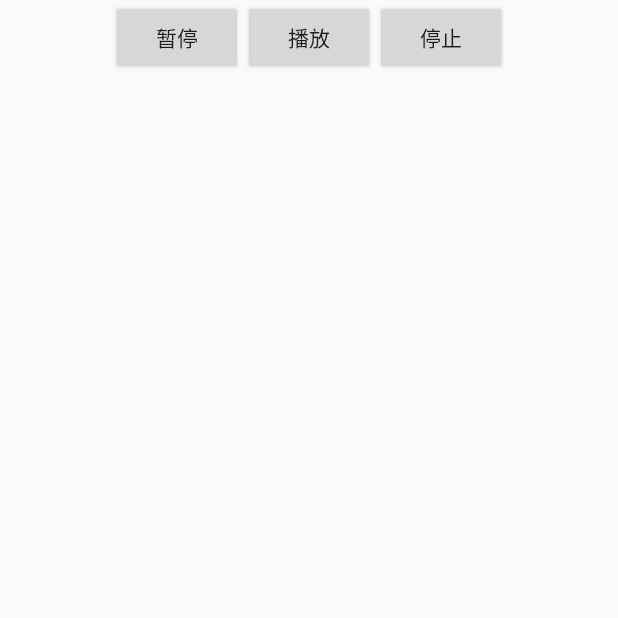
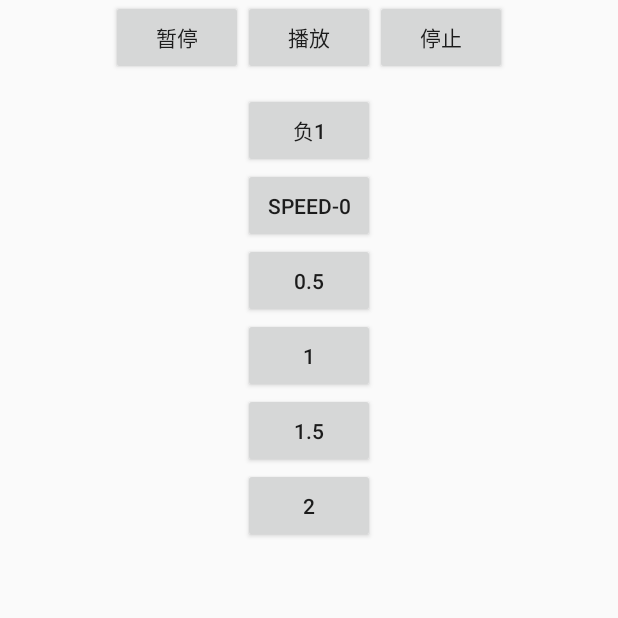
Before and after one commit to RustFisher/android-MediaPlayer, an Android app: the PlayOnlineAudioFragment screen opened directly, with no data from a screen before it, on a phone screen of 412 x 824 dp, the top half of it. Run offline under Robolectric (Android 15) with nearby library versions, the phone set to English and light mode, and no system bars.

Commit message:
[audio] play speed

```diff
--- a/appAudio/src/main/res/layout/frag_play_online_audio.xml
+++ b/appAudio/src/main/res/layout/frag_play_online_audio.xml
@@ -29,4 +29,51 @@
             android:text="停止" />
 
     </LinearLayout>
+
+    <LinearLayout
+        android:layout_width="match_parent"
+        android:layout_height="wrap_content"
+        android:layout_marginTop="12dp"
+        android:gravity="center"
+        android:orientation="vertical">
+
+        <Button
+            android:id="@+id/speed_m1"
+            android:layout_width="wrap_content"
+            android:layout_height="50dp"
+            android:text="负1" />
+
+        <Button
+            android:id="@+id/speed_0"
+            android:layout_width="wrap_content"
+            android:layout_height="50dp"
+            android:text="speed-0" />
+
+        <Button
+            android:id="@+id/speed_0p5"
+            android:layout_width="wrap_content"
+            android:layout_height="50dp"
+            android:text="0.5" />
+
+        <Button
+            android:id="@+id/speed_1p"
+            android:layout_width="wrap_content"
+            android:layout_height="50dp"
+            android:text="1" />
+
+        <Button
+            android:id="@+id/speed_1p5"
+            android:layout_width="wrap_content"
+            android:layout_height="50dp"
+            android:text="1.5" />
+
+
+        <Button
+            android:id="@+id/speed_2p"
+            android:layout_width="wrap_content"
+            android:layout_height="50dp"
+            android:text="2" />
+
+    </LinearLayout>
+
 </LinearLayout>
```
Also changed, not shown: appAudio/src/main/java/com/rustfisher/appaudio/fragment/PlayOnlineAudioFragment.java (+38 -1 lines).
